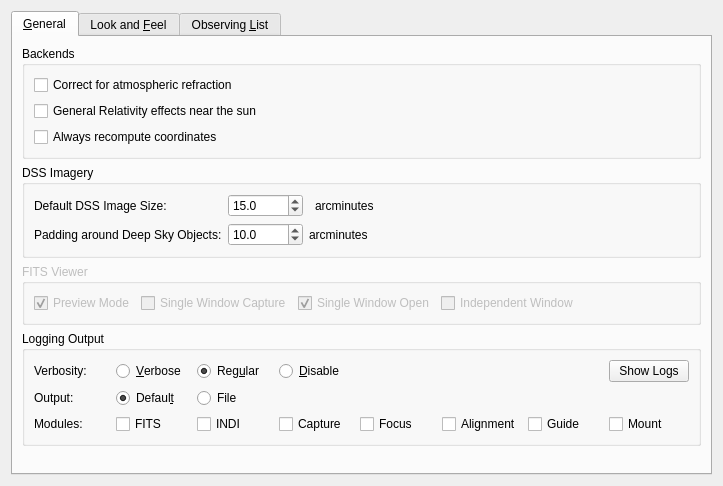
This is kstars/options/opsadvanced.ui in KDE/kstars as Qt 5 draws it before an edit. The edited form follows.
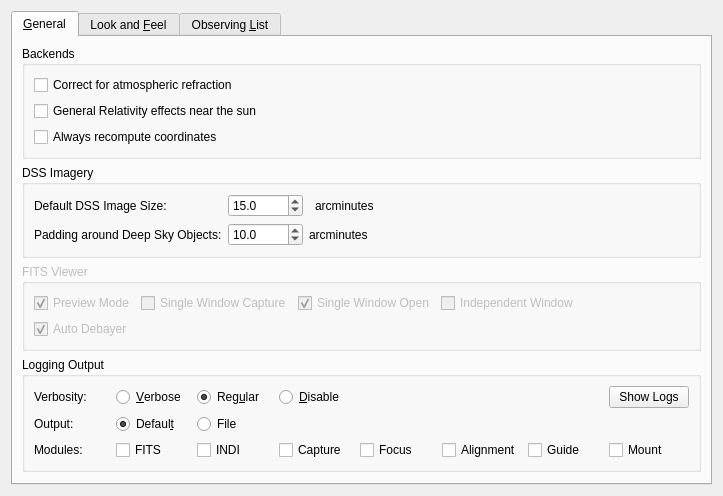
This is the edited form. Custom widgets are drawn as their Qt base class.

Commit message: Make auto debayering as an option so that it can be disabled if not desired

The edit to the form file:
```diff
--- a/kstars/options/opsadvanced.ui
+++ b/kstars/options/opsadvanced.ui
@@ -170,6 +170,8 @@
          <property name="title">
           <string>FITS Viewer</string>
          </property>
+         <layout class="QVBoxLayout" name="verticalLayout_7">
+          <item>
          <layout class="QHBoxLayout" name="horizontalLayout_2">
           <item>
            <widget class="QCheckBox" name="kcfg_singlePreviewFITS">
@@ -246,6 +248,18 @@
            </spacer>
           </item>
          </layout>
+          </item>
+          <item>
+           <widget class="QCheckBox" name="kcfg_autoDebayerFITS">
+            <property name="text">
+             <string>Auto Debayer</string>
+            </property>
+            <property name="checked">
+             <bool>true</bool>
+            </property>
+           </widget>
+          </item>
+         </layout>
         </widget>
        </item>
        <item>
```
Left out of the diff: 4 changed lines with no effect on the pictures. Lines whose indentation alone changed are shown as unchanged. The commit also changes 2 other files.
